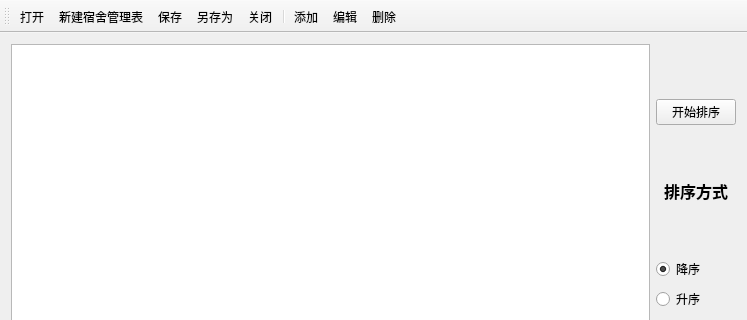
This is DormitoryManagementSystem/DormitoryManagementSystem/mainwindow.ui in 2017IOTrepo/SummerVacationProgram as Qt 5 draws it before an edit; both pictures show x 0 to 747 and y 0 to 320 of the 747 by 550 pixel window. The edited form follows.
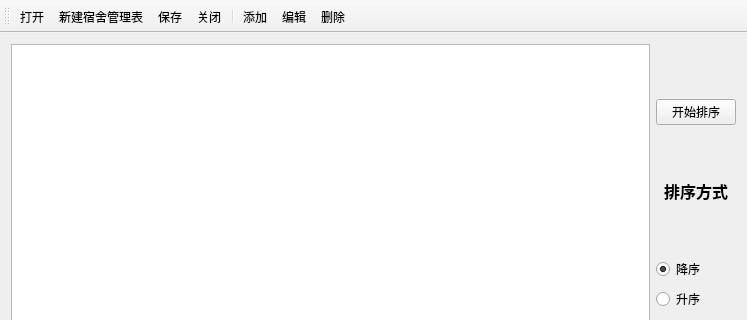
This is the edited form. Icons and pictures are not drawn.

Diff of the .ui file:
```diff
--- a/DormitoryManagementSystem/DormitoryManagementSystem/mainwindow.ui
+++ b/DormitoryManagementSystem/DormitoryManagementSystem/mainwindow.ui
@@ -218,7 +218,6 @@
    <addaction name="pOpen"/>
    <addaction name="pNew"/>
    <addaction name="pSave"/>
-   <addaction name="pSaveAs"/>
    <addaction name="pClose"/>
    <addaction name="separator"/>
    <addaction name="pAdd"/>
@@ -246,16 +245,6 @@
     <string>保存</string>
    </property>
   </action>
-  <action name="pSaveAs">
-   <property name="icon">
-    <iconset>
-     <activeon>:/actions/filesaveas.png</activeon>
-    </iconset>
-   </property>
-   <property name="text">
-    <string>另存为</string>
-   </property>
-  </action>
   <action name="pClose">
    <property name="icon">
     <iconset>
```
